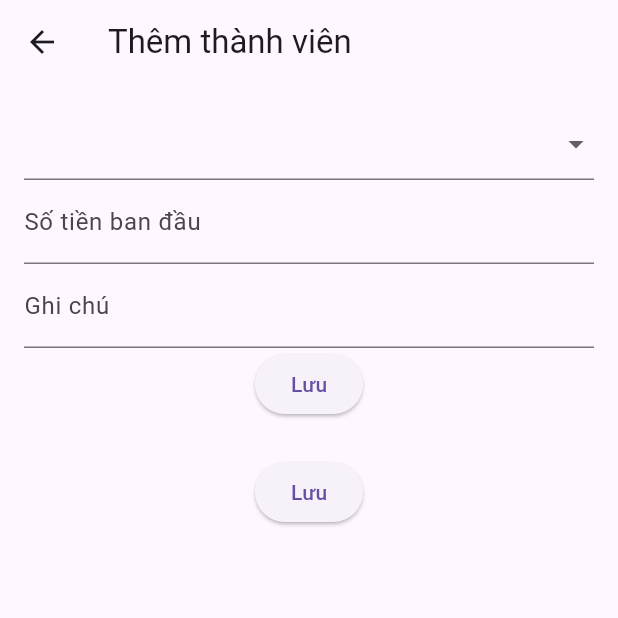
After one commit to hoangtv04/expense_jars_app, a Flutter app: the screen it shows after launch, after a tap on "Add Jar", on a phone screen of 412 x 824 dp, the top half of it. The commit adds this screen. Run offline on Flutter 3.47's test engine with Material 3 defaults, Android fonts, the phone set to English and light mode, and no system bars; our stand-ins replace sqflite; accounts and stored records are empty.

Commit message:
view and add Jar

```diff
--- a/lib/main.dart
+++ b/lib/main.dart
@@ -4,6 +4,8 @@ import 'package:flutter_application_expense/demo/DemoColRow.dart';
 import 'package:flutter_application_expense/demo/DemoContainer.dart';
 import 'package:flutter_application_expense/demo/DemoScaffold.dart';
 import 'package:flutter_application_expense/demo/DemoText.dart';
+import 'package:flutter_application_expense/presentation/screens/Jar/JarAddPage.dart';
+import 'package:flutter_application_expense/presentation/screens/Jar/JarListPage.dart';
 import 'package:flutter_application_expense/presentation/screens/member/AddMemberPage.dart';
 import 'package:flutter_application_expense/presentation/screens/member/MemberListPage.dart';
 
@@ -18,6 +20,10 @@ void main() {
 class MainApp extends StatelessWidget {
   const MainApp({super.key});
 
+
+
+
+
   @override
   Widget build(BuildContext context) {
     return MaterialApp(
@@ -29,20 +35,20 @@ class MainApp extends StatelessWidget {
             body: ListView(
               children: [
                 ListTile(
-                  title: const Text('add member'),
+                  title: const Text('Add Jar'),
                   onTap: () {
                     Navigator.push(
                       context,
-                      MaterialPageRoute(builder: (_) => const AddMemberPage()),
+                      MaterialPageRoute(builder: (_) => const JarAddPage()),
                     );
                   },
                 ),
                 ListTile(
-                  title: const Text('view member'),
+                  title: const Text('View Jar'),
                   onTap: () {
                     Navigator.push(
                       context,
-                      MaterialPageRoute(builder: (_) => const Memberlistpage()),
+                      MaterialPageRoute(builder: (_) => const JarListPage()),
                     );
                   },
                 ),
--- /dev/null
+++ b/lib/models/Jar.dart
@@ -0,0 +1,55 @@
+class Jar {
+  final int? id;
+  final int user_id;
+  final JarType name;
+  final double balance;
+  final String description;
+  final int is_deleted;
+  final DateTime created_at;
+
+  Jar({
+    this.id,
+    required this.user_id,
+    required this.name,
+    required this.balance,
+    this.description = '',
+    this.is_deleted = 0,
+    required this.created_at,
+  });
+
+  factory Jar.fromMap(Map<String, dynamic> map) {
+    return Jar(
+      id: map['id'],
+      user_id: map['user_id'],
+      name: JarType.values.firstWhere(
+            (e) => e.name == map['name'],
+      ),
+      balance: map['balance'],
+      description: map['description'] ?? '',
+      is_deleted: map['is_deleted'],
+      created_at: DateTime.parse(map['created_at']),
+    );
+  }
+
+  Map<String, dynamic> toMap() {
+    return {
+      'id': id,
+      'user_id': user_id,
+      'name': name.name, // enum → string
+      'balance': balance,
+      'description': description,
+      'is_deleted': is_deleted,
+      'created_at': created_at.toIso8601String(), // DateTime → string
+    };
+  }
+}
+
+
+enum JarType {
+  bank('Ngân hàng'),
+  cash('Tiền mặt'),
+  other('Khác');
+
+  final String label;
+  const JarType(this.label);
+}
--- /dev/null
+++ b/lib/models/Reponse/AddJarRespone.dart
@@ -0,0 +1,22 @@
+import 'package:flutter_application_expense/models/Jar.dart';
+
+class AddJarRespone {
+
+  final int user_id;
+  final String name;
+  final double balance;
+  final String description;
+  final int is_deleted;
+  final DateTime created_at;
+  // bảng family đề phòng trường hợp gia đình tách riêng ra
+
+
+  AddJarRespone({
+    required this.user_id,
+    required this.name,
+    required this.balance,
+    this.description ='',
+    this.is_deleted = 0,
+    required this.created_at
+  });
+}
--- /dev/null
+++ b/lib/presentation/screens/Jar/JarAddPage.dart
@@ -0,0 +1,134 @@
+
+import 'package:flutter/cupertino.dart';
+import 'package:flutter/material.dart';
+import 'package:flutter_application_expense/controllers/JarController.dart';
+import 'package:flutter_application_expense/models/Reponse/AddJarRespone.dart';
+
+import '../../../models/Jar.dart';
+
+class JarAddPage extends StatefulWidget {
+  const JarAddPage({super.key});
+
+  @override
+  State<JarAddPage> createState() => _AddMemberPageState();
+}
+
+class _AddMemberPageState extends State<JarAddPage> {
+  final _controller = JarController();
+
+
+  final _formKey = GlobalKey<FormState>();
+
+  //khai bao bien
+  final _money = TextEditingController();
+  final _description = TextEditingController();
+  DateTime today = DateTime.now();
+
+  JarType? _selectedName;
+
+  void _save() async {
+    try {
+      // bảng family đề phòng trường hợp gia đình tách riêng ra
+
+
+      AddJarRespone addJarRespone = new AddJarRespone(
+          user_id: 1,
+          name: _selectedName!.name,
+          balance: double.parse(_money.text),
+          description: _description.text,
+          is_deleted: 0,
+          created_at: today);
+
+      await _controller.addJar(addJarRespone);
+
+      ScaffoldMessenger.of(
+        context,
+      ).showSnackBar(const SnackBar(content: Text('Thêm thành công')));
+    } catch (e) {
+      ScaffoldMessenger.of(
+        context,
+      ).showSnackBar(SnackBar(content: Text(e.toString())));
+    }
+  }
+
+  @override
+  Widget build(BuildContext context) {
+    return Scaffold(
+      appBar: AppBar(title: const Text('Thêm thành viên')),
+      body: Padding(
+        padding: const EdgeInsets.all(16),
+        child: Column(
+          children: [
+            Form(
+              key: _formKey,
+              child: Column(
+                children: [
+
+
+                  DropdownButtonFormField<JarType>(
+                    initialValue: _selectedName,
+                    items: JarType.values.map((type) {
+                      return DropdownMenuItem(
+                        value: type,
+                        child: Text(type.name),
+                      );
+                    }).toList(),
+                    onChanged: (value) {
+                      setState(() {
+                        _selectedName = value;
+                      });
+                    },
+                    validator: (value) => value == null ? 'Chọn loại hũ' : null,
+                  ),
+
+                  TextFormField(
+                    controller: _money,
+                    decoration: InputDecoration(labelText: 'Số tiền ban đầu'),
+                    validator: (value) {
+                      if (value == null || value.isEmpty) {
+                        return 'nhập số';
+                      }
+
+                      if (int.tryParse(value) == null) {
+                        return 'Phải là số nguyên';
+                      }
+                    },
+                  ),
+
+                  TextFormField(
+                    controller: _description,
+                    decoration: InputDecoration(labelText: 'Ghi chú'),
+                    validator: (value) {
+                      if (value == null || value.isEmpty) {
+                        return 'ccccc';
+                      }
+                      return null;
+                    },
+                  ),
+
+                  ElevatedButton(
+                    onPressed: () {
+                      if (_formKey.currentState!.validate()) {
+                        // Form hợp lệ → xử lý tiếp
+                        _save();
+                      }
+                    },
+                    child: Text("Lưu"),
+                  )
+
+
+                ],
+              ),
+            ),
+
+            const SizedBox(height: 24),
+            ElevatedButton(onPressed: _save, child: const Text('Lưu')),
+          ],
+        ),
+      ),
+
+    );
+  }
+
+
+}
```
Also changed, not shown: lib/controllers/JarController.dart (added, +40 -0 lines), lib/db/app_database.dart (+65 -85 lines), lib/presentation/screens/Jar/JarListPage.dart (added, +121 -0 lines), lib/repositories/JarRepository.dart (added, +21 -0 lines).
